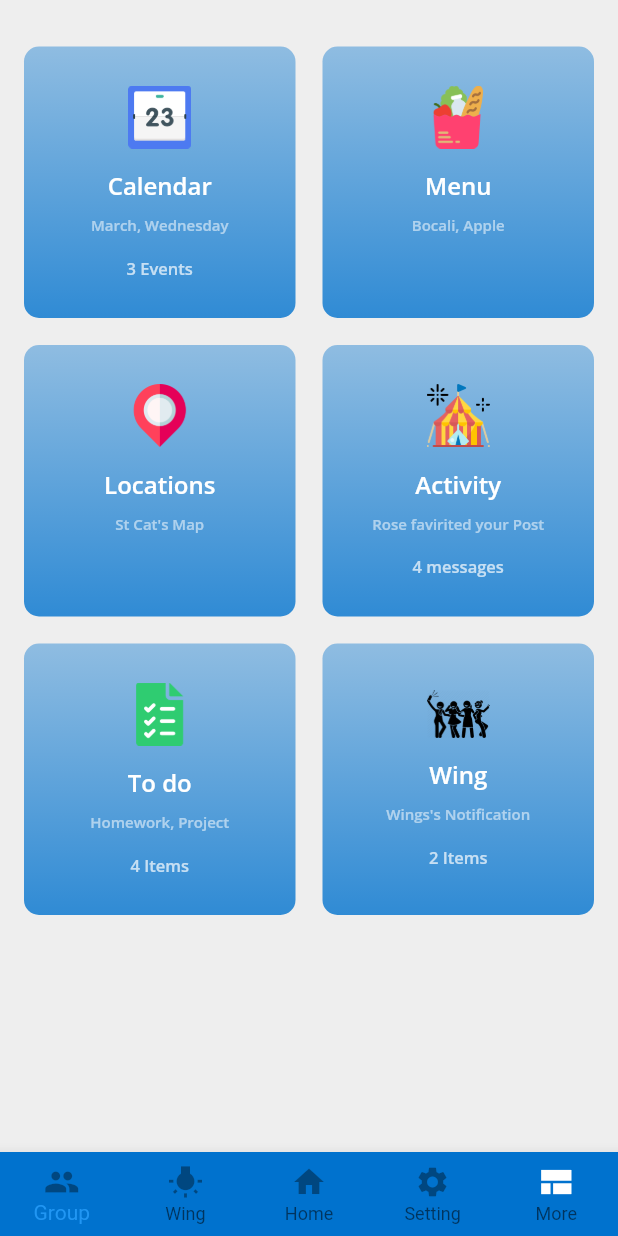
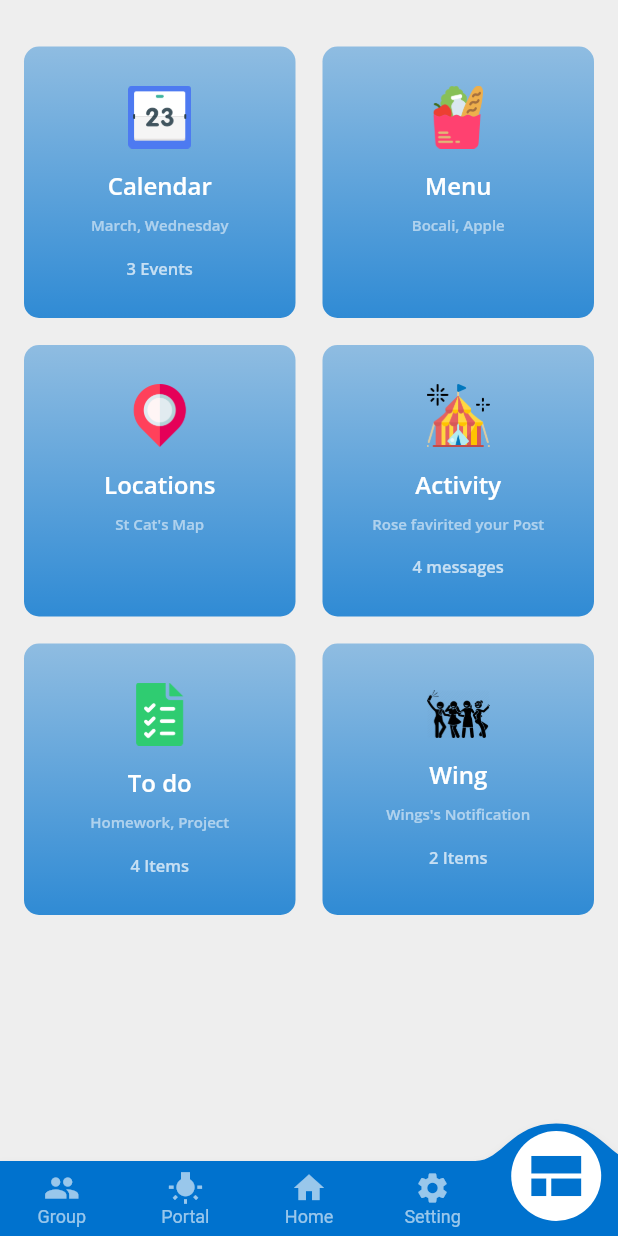
Before and after one commit to GeorgeYZJ/StCatApp_prototype, a Flutter app: the HomePage screen opened directly, item 5 of the bottom bar chosen, after a tap on "Wing", on a phone screen of 412 x 824 dp. Run offline on Flutter 3.47's test engine with Material 2 defaults, Android fonts, the phone set to English and light mode, and no system bars; drawn by our look-alikes of convex_bottom_bar; our stand-ins replace flutter_form_builder, google_fonts; network calls fail; statements that could not run were skipped.

Commit message:
update the navigation bar

```diff
--- a/lib/home/home_page.dart
+++ b/lib/home/home_page.dart
@@ -1,5 +1,5 @@
 import 'package:flutter/material.dart';
-import 'package:curved_navigation_bar/curved_navigation_bar.dart';
+import 'package:convex_bottom_bar/convex_bottom_bar.dart';
 
 import '../group/group.dart';
 import '../more/more.dart';
@@ -44,70 +44,31 @@ class _HomePageState extends State<HomePage> {
         onPageChanged: _onPageChange,
         physics: NeverScrollableScrollPhysics(),
       ),
-      bottomNavigationBar: BottomNavigationBar(
+      bottomNavigationBar: ConvexAppBar(
+        initialActiveIndex: 2,
         backgroundColor: Color.fromRGBO(0, 114, 206, 1),
-        type: BottomNavigationBarType.fixed,
+        // type: BottomNavigationBarType.fixed,
         onTap: _onItemTapped,
         items: [
-          BottomNavigationBarItem(
-            icon: Icon(
-              Icons.group,
-              color: _selectedIndex == 0 ? Colors.white : Colors.black38,
-            ),
-            title: Text(
-              'Group',
-              style: TextStyle(
-                color: _selectedIndex == 0 ? Colors.white : Colors.black38,
-              ),
-            ),
+          TabItem(
+            icon: Icons.group,
+            title: 'Group',
           ),
-          BottomNavigationBarItem(
-            icon: Icon(
-              Icons.wb_incandescent,
-              color: _selectedIndex == 1 ? Colors.white : Colors.black38,
-            ),
-            title: Text(
-              'Wing',
-              style: TextStyle(
-                color: _selectedIndex == 1 ? Colors.white : Colors.black38,
-              ),
-            ),
+          TabItem(
+            icon: Icons.wb_incandescent,
+            title: 'Portal',
           ),
-          BottomNavigationBarItem(
-            icon: Icon(
-              Icons.home,
-              color: _selectedIndex == 2 ? Colors.white : Colors.black38,
-            ),
-            title: Text(
-              'Home',
-              style: TextStyle(
-                color: _selectedIndex == 2 ? Colors.white : Colors.black38,
-              ),
-            ),
+          TabItem(
+            icon: Icons.home,
+            title: 'Home',
           ),
-          BottomNavigationBarItem(
-            icon: Icon(
-              Icons.settings,
-              color: _selectedIndex == 3 ? Colors.white : Colors.black38,
-            ),
-            title: Text(
-              'Setting',
-              style: TextStyle(
-                color: _selectedIndex == 3 ? Colors.white : Colors.black38,
-              ),
-            ),
+          TabItem(
+            icon: Icons.settings,
+            title: 'Setting',
           ),
-          BottomNavigationBarItem(
-            icon: Icon(
-              Icons.view_comfy,
-              color: _selectedIndex == 4 ? Colors.white : Colors.black38,
-            ),
-            title: Text(
-              'More',
-              style: TextStyle(
-                color: _selectedIndex == 4 ? Colors.white : Colors.black38,
-              ),
-            ),
+          TabItem(
+            icon: Icons.view_comfy,
+            title: 'More',
           ),
         ],
       ),
--- a/lib/home/index.dart
+++ b/lib/home/index.dart
@@ -75,22 +75,14 @@ class _IndexPageState extends State<IndexPage> {
             mainAxisAlignment: MainAxisAlignment.start,
             children: <Widget>[
               Image.asset(
-                  'assets/logo2.png',
+                'assets/logo3.png',
                 fit: BoxFit.cover,
-                  height: 170.0,
+                height: 42.0,
                 width: 210,
               ),
             ],
           ),
-            actions: <Widget>[
-              IconButton(
-                padding: EdgeInsets.all(5.0),
-                icon: Icon(Icons.search),
-                onPressed: () {
-                  // Implement navigation to shopping cart page here...
-                },
         ),
-            ]),
       ),
       body: Container(
         decoration: BoxDecoration(
@@ -217,10 +209,11 @@ class _IndexPageState extends State<IndexPage> {
                   });
                 },
                 child: Container(
-                  height: MediaQuery.of(context).size.height * 0.08,
+                  margin: EdgeInsets.only(top: 0),
+                  height: MediaQuery.of(context).size.height * 0.086,
                   width: MediaQuery.of(context).size.width * 0.15,
                   decoration: BoxDecoration(
-                    color: Color.fromRGBO(223, 25, 149, 0.8),
+                    color: Color.fromRGBO(26, 114, 206, 0.9),
                     borderRadius: BorderRadius.circular(80),
                   ),
                   child: Column(
@@ -229,23 +222,23 @@ class _IndexPageState extends State<IndexPage> {
                     children: <Widget>[
                       Icon(
                         myIcon,
-                        color: Color.fromRGBO(0, 38, 56, 1),
-                        size: 30,
+                        color: Colors.white,
+                        size: 40,
                       ),
-                      SizedBox(
-                        height: 1,
-                      ),
+                      // SizedBox(
+                      //   height: 1,
+                      // ),
                     ],
                   ),
                 ),
               ),
               Padding(
-                padding: const EdgeInsets.all(1.0),
+                padding: const EdgeInsets.only(top: 2),
                 child: Text(
                   title,
                   style: TextStyle(
                     color: Color.fromRGBO(0, 38, 56, 1),
-                    fontSize: 15,
+                    fontSize: 14,
                   ),
                 ),
               ),
--- a/pubspec.yaml
+++ b/pubspec.yaml
@@ -22,7 +22,7 @@ environment:
 
 dependencies:
   flutter_form_builder: ^3.14.0-alpha.2
-  curved_navigation_bar: ^0.3.3
+  convex_bottom_bar: ^2.6.0
   google_fonts: ^1.1.0
   datetime_picker_formfield: ^1.0.0
   intl: ^0.16.1
@@ -63,6 +63,7 @@ flutter:
     - assets/logo.png
     - assets/catpawBackground.png
     - assets/logo2.png
+    - assets/logo3.png
 
   # To add assets to your application, add an assets section, like this:
   # assets:
```
Also changed, not shown: assets/logo3.png (added), pubspec.lock. Lines whose indentation alone changed are shown as unchanged.
